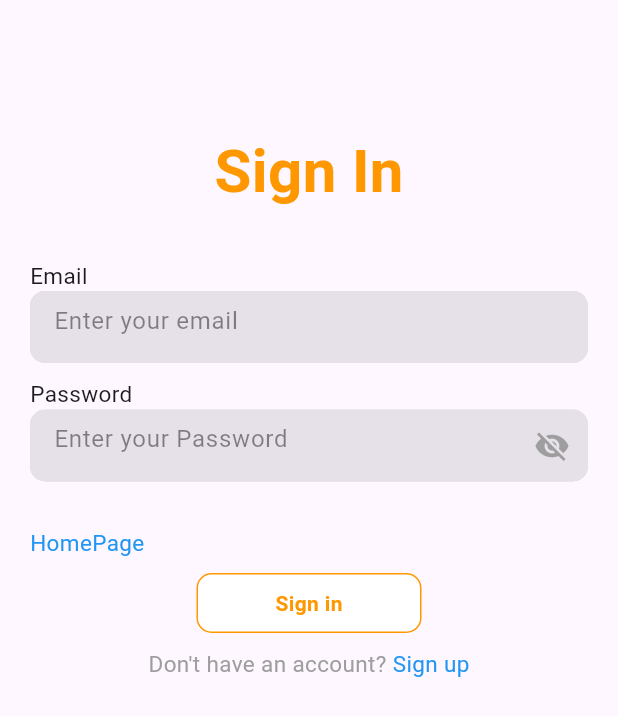
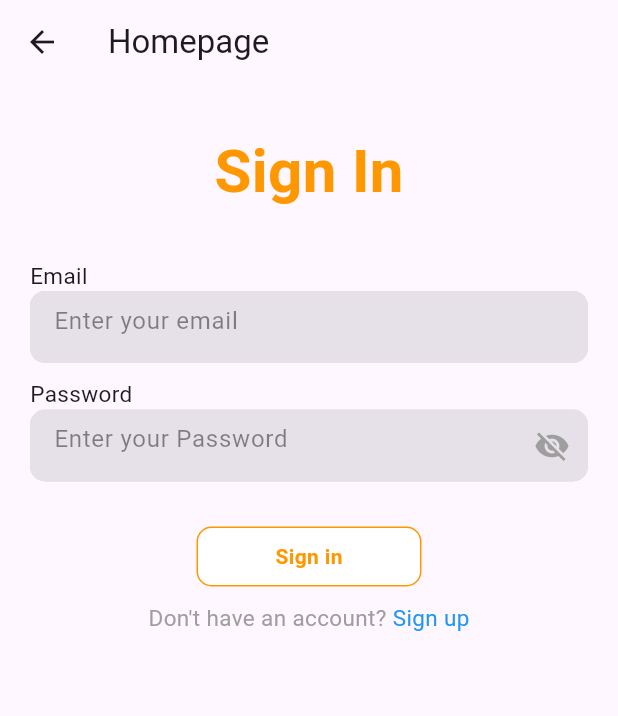
Before and after one commit to LesterLien/Google-AI-Hackathon-Project, a Flutter app: the screen it shows after launch, after a tap on "Login", on a phone screen of 412 x 824 dp. Shown: the top 716 px of the screen. Run offline on Flutter 3.47's test engine with Material 3 defaults, Android fonts, the phone set to English and light mode, and no system bars; our stand-ins replace firebase_core, google_generative_ai; accounts and stored records are empty; network calls fail.

Commit message:
More ui changes

```diff
--- a/lib/login.dart
+++ b/lib/login.dart
@@ -26,11 +26,16 @@ class _LoginState extends State<Login> {
   Widget build(BuildContext context) {
     return Scaffold(
       appBar: AppBar(
-        automaticallyImplyLeading: false,
-
+        automaticallyImplyLeading: true,
+        title: Text("Homepage"),
       ),
       body: Padding(
         padding: const EdgeInsets.symmetric(horizontal: 20.0),
+        child: GestureDetector(
+          onTap: () => Navigator.push(
+            context,
+            MaterialPageRoute(builder: (context) => HomePage()),
+          ),
           child: Column(
             crossAxisAlignment: CrossAxisAlignment.center,
             children: [
@@ -72,21 +77,6 @@ class _LoginState extends State<Login> {
               SizedBox(height: 30),
               GestureDetector(
                 onTap: () {
-                Navigator.push(context, MaterialPageRoute(builder: (context) => HomePage()));
-              },
-              child: Row(
-                children: [
-                  Text(
-                    "HomePage",
-                    style: TextStyle(fontSize: 15, color: Colors.blue),
-                  ),
-                  Spacer(),
-                ],
-              ),
-            ),
-            SizedBox(height: 10),
-            GestureDetector(
-              onTap: () {
                   signIn();
                 },
                 child: Container(
@@ -120,7 +110,7 @@ class _LoginState extends State<Login> {
                   ),
                   GestureDetector(
                     onTap: () {
-                    Navigator.push(context, MaterialPageRoute(builder: (context) => SignUp())); // Navigate to the signup.dart file
+                      Navigator.push(context, MaterialPageRoute(builder: (context) => SignUp()));
                     },
                     child: Text(
                       "Sign up", // Change text to "Sign up"
@@ -130,6 +120,7 @@ class _LoginState extends State<Login> {
                 ],
               ),
             ],
+          ),
         ),
       ),
     );
--- a/lib/main.dart
+++ b/lib/main.dart
@@ -35,25 +35,25 @@ class HomePage extends StatelessWidget {
         title: Text(
           'Conscious Cart',
           style: TextStyle(
-            fontFamily: 'Pacifico', // Use the Pacifico font
-            fontSize: 45, // Adjust font size as needed
-            fontWeight: FontWeight.bold, // Optionally, set font weight
-            color: Theme.of(context).textTheme.headline6!.color, // Use the text color from the theme
+            fontFamily: 'Pacifico',
+            fontSize: 45,
+            fontWeight: FontWeight.bold,
+            color: Colors.black,
           ),
         ),
-        centerTitle: true, // Center the title
+        centerTitle: true,
       ),
       body: Column(
         mainAxisAlignment: MainAxisAlignment.start,
         crossAxisAlignment: CrossAxisAlignment.center,
         children: [
-          SizedBox(height: 10), // Add padding between title and quote
+          SizedBox(height: 10),
           Text(
             '"Every product holds a story. Let your purchases tell tales of compassion, sustainability, and ethical values."',
-            textAlign: TextAlign.center, // Center the quote
+            textAlign: TextAlign.center,
             style: TextStyle(
-              fontStyle: FontStyle.italic, // Optionally, set italic style for the quote
-              fontSize: 12, // Optionally, adjust font size for the quote
+              fontStyle: FontStyle.italic,
+              fontSize: 12,
             ),
           ),
           SizedBox(height: 20),
@@ -64,12 +64,12 @@ class HomePage extends StatelessWidget {
             ),
             child: const Text('Login'),
           ),
-          SizedBox(height: 200), // Add space below the quote
+          SizedBox(height: 200),
           Image.network(
             'https://via.placeholder.com/150',
-            height: 150, // Set height of the image
+            height: 150,
           ),
-          SizedBox(height: 20), // Add space below the image
+          SizedBox(height: 20),
           ElevatedButton(
             onPressed: () => Navigator.push(
               context,
@@ -77,7 +77,7 @@ class HomePage extends StatelessWidget {
             ),
             child: const Text('Start being Conscious about your Cart!'),
           ),
-          SizedBox(height: 20), // Add space below the search bar
+          SizedBox(height: 20),
         ],
       ),
     );
--- a/lib/splashScreen.dart
+++ b/lib/splashScreen.dart
@@ -6,10 +6,10 @@ class SplashScreen extends StatefulWidget {
   const SplashScreen({super.key, this.child});
 
   @override
-  State<SplashScreen> createState() => _SplashScreenState();
+  State<SplashScreen> createState() => SplashScreenState();
 }
 
-class _SplashScreenState extends State<SplashScreen> {
+class SplashScreenState extends State<SplashScreen> {
   @override
   void initState() {
       Future.delayed(
@@ -18,8 +18,6 @@ class _SplashScreenState extends State<SplashScreen> {
         }
       );
   }
-
-
 
   @override
   Widget build(BuildContext context) {
```
Also changed, not shown: lib/signup.dart (+23 -23 lines). Lines whose indentation alone changed are shown as unchanged.
